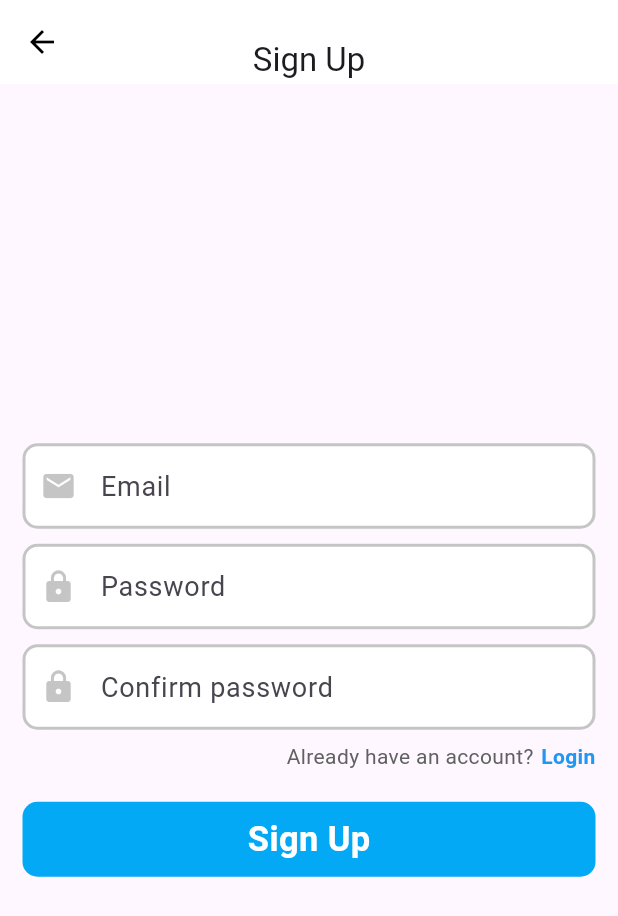
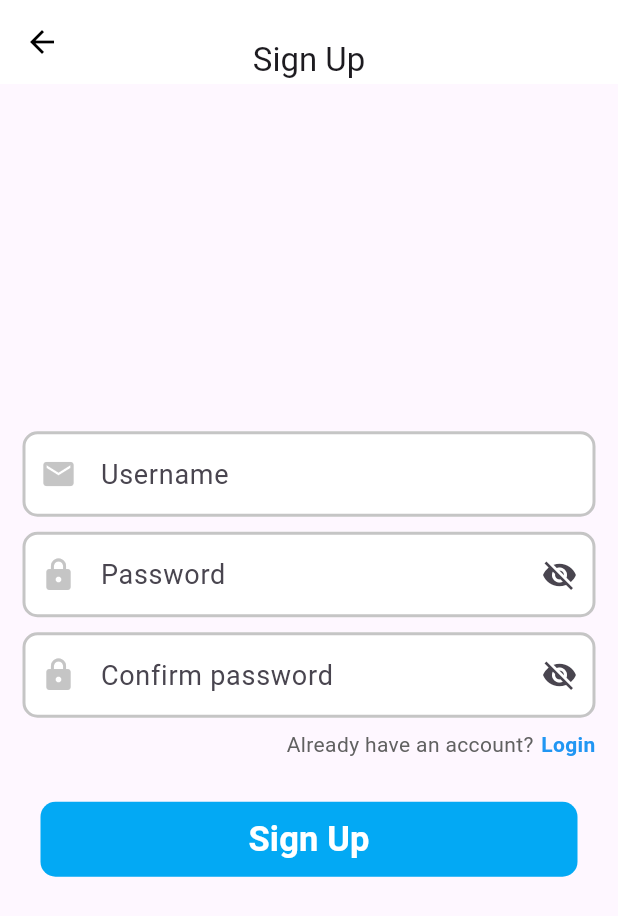
Before and after one commit to Emazov/flutter-todo-app, a Flutter app: the SignupScreen screen opened directly with empty values, on a phone screen of 412 x 824 dp. Shown: the top 916 px of the screen. Run offline on Flutter 3.47's test engine with Material 3 defaults, Android fonts, the light colour scheme and no system bars; our stand-ins replace flutter_datetime_picker_plus, hive, hive_flutter; accounts and stored records are empty.

Commit message:
complete todo app

```diff
--- a/lib/main.dart
+++ b/lib/main.dart
@@ -1,4 +1,6 @@
 import 'package:flutter/material.dart';
+// import 'package:flutter_todo_empty/auth/auth_screen.dart';
+import 'package:flutter_todo_empty/models/user/user_model.dart';
 import 'package:hive_flutter/hive_flutter.dart';
 
 import 'package:flutter_todo_empty/models/task/task_model.dart';
@@ -6,6 +8,9 @@ import 'package:flutter_todo_empty/screens/home_screen.dart';
 
 Future<void> main() async {
   await Hive.initFlutter();
+
+  await Hive.openBox<UserModel>('users');
+
   Hive.registerAdapter<TaskModel>(TaskModelAdapter());
   var box = await Hive.openBox<TaskModel>('tasks');
   for (var task in box.values) {
@@ -31,7 +36,8 @@ class MainApp extends StatelessWidget {
               elevation: 0.0,
               backgroundColor: Colors.white,
               iconTheme: IconThemeData(color: Colors.black))),
-      home: const HomeScreen(),
+      // Change to AuthScreen if need, but Hive storage doesn't work
+      home: const HomeScreen(username: 'User',),
     );
   }
 }
--- /dev/null
+++ b/lib/models/user/user_model.dart
@@ -0,0 +1,14 @@
+import 'package:hive/hive.dart';
+
+part 'user_model.g.dart';
+
+@HiveType(typeId: 0)
+class UserModel {
+  @HiveField(0)
+  final String username;
+
+  @HiveField(1)
+  final String password;
+
+  UserModel(this.username, this.password);
+}
--- a/lib/screens/signup.dart
+++ b/lib/screens/signup.dart
@@ -1,4 +1,8 @@
 import 'package:flutter/material.dart';
+import 'package:hive_flutter/hive_flutter.dart';
+
+import 'package:flutter_todo_empty/models/user/user_model.dart';
+import 'package:flutter_todo_empty/screens/home_screen.dart';
 
 class SignupScreen extends StatefulWidget {
   final VoidCallback show;
@@ -13,23 +17,66 @@ class _SignupScreenState extends State<SignupScreen> {
   FocusNode _focusNode2 = FocusNode();
   FocusNode _focusNode3 = FocusNode();
 
-  final email = TextEditingController();
-  final password = TextEditingController();
-  final PasswordConfirm = TextEditingController();
+  final TextEditingController _usernameController = TextEditingController();
+  final TextEditingController _passwordController = TextEditingController();
+  final TextEditingController _confirmPasswordController =
+      TextEditingController();
 
-  @override
-  void initState() {
-    // TODO: implement initState
-    super.initState();
-    _focusNode1.addListener(() {
-      setState(() {});
+  bool _isPasswordHidden = true;
+
+  void _togglePasswordVisibility() {
+    setState(() {
+      _isPasswordHidden = !_isPasswordHidden;
     });
-    _focusNode2.addListener(() {
-      setState(() {});
-    });
-    _focusNode3.addListener(() {
-      setState(() {});
-    });
+  }
+
+  void _signup(BuildContext context) async {
+    String username = _usernameController.text;
+    String password = _passwordController.text;
+    String confirmPassword = _confirmPasswordController.text;
+
+    if (password != confirmPassword) {
+      _displayErrorDialog(context, 'Passwords do not match');
+      return;
+    }
+
+    var userBox = Hive.box<UserModel>('users');
+    bool usernameExists =
+        userBox.values.any((user) => user.username == username);
+
+    if (usernameExists) {
+      _displayErrorDialog(context, 'Username already taken');
+    } else {
+      // Save user data to Hive
+      var user = UserModel(username, password);
+      userBox.add(user);
+
+      // Navigate to the home page
+      Navigator.pushReplacement(
+        context,
+        MaterialPageRoute(builder: (context) => HomeScreen(username: username,)),
+      );
+    }
+  }
+
+  void _displayErrorDialog(BuildContext context, String message) {
+    showDialog(
+      context: context,
+      builder: (BuildContext context) {
+        return AlertDialog(
+          title: Text('Signup Error'),
+          content: Text(message),
+          actions: <Widget>[
+            TextButton(
+              onPressed: () {
+                Navigator.of(context).pop();
+              },
+              child: Text('OK'),
+            ),
+          ],
+        );
+      },
+    );
   }
 
   @override
@@ -46,16 +93,18 @@ class _SignupScreenState extends State<SignupScreen> {
         child: SingleChildScrollView(
           child: Column(
             children: [
-              textfield(email, _focusNode1, 'Email', Icons.email),
+              textfield(_usernameController, _focusNode1, 'Username',
+                  Icons.email, false),
               SizedBox(height: 10),
-              textfield(password, _focusNode2, 'Password', Icons.lock),
+              textfield(_passwordController, _focusNode2, 'Password',
+                  Icons.lock, true),
               SizedBox(height: 10),
-              textfield(
-                  PasswordConfirm, _focusNode3, 'Confirm password', Icons.lock),
+              textfield(_confirmPasswordController, _focusNode3,
+                  'Confirm password', Icons.lock, true),
               SizedBox(height: 8),
               account(),
               SizedBox(height: 20),
-              SignUP_bottom(),
+              signupBtn(),
             ],
           ),
         ),
@@ -89,14 +138,13 @@ class _SignupScreenState extends State<SignupScreen> {
     );
   }
 
-  Widget SignUP_bottom() {
+  Widget signupBtn() {
     return Padding(
       padding: const EdgeInsets.symmetric(horizontal: 15),
-      child: GestureDetector(
-        // onTap: () {
-        //   AuthenticationRemote()
-        //       .register(email.text, password.text, PasswordConfirm.text);
-        // },
+      child: TextButton(
+        onPressed: () {
+          _signup(context);
+        },
         child: Container(
           alignment: Alignment.center,
           width: double.infinity,
@@ -119,7 +167,7 @@ class _SignupScreenState extends State<SignupScreen> {
   }
 
   Widget textfield(TextEditingController _controller, FocusNode _focusNode,
-      String typeName, IconData iconss) {
+      String typeName, IconData icons, bool passwordShow) {
     return Padding(
       padding: const EdgeInsets.symmetric(horizontal: 15),
       child: Container(
@@ -130,10 +178,21 @@ class _SignupScreenState extends State<SignupScreen> {
         child: TextField(
           controller: _controller,
           focusNode: _focusNode,
+          obscureText: passwordShow ? _isPasswordHidden : false,
           style: TextStyle(fontSize: 18, color: Colors.black),
           decoration: InputDecoration(
+              suffixIcon: passwordShow
+                  ? IconButton(
+                      icon: Icon(
+                        _isPasswordHidden
+                            ? Icons.visibility_off
+                            : Icons.visibility,
+                      ),
+                      onPressed: _togglePasswordVisibility,
+                    )
+                  : Text(''),
               prefixIcon: Icon(
-                iconss,
+                icons,
                 color:
                     _focusNode.hasFocus ? Colors.lightBlue : Color(0xffc5c5c5),
               ),
```
Also changed, not shown: lib/screens/home_screen.dart (+30 -14 lines), lib/screens/login.dart (+74 -21 lines), lib/models/user/user_model.g.dart (added).
